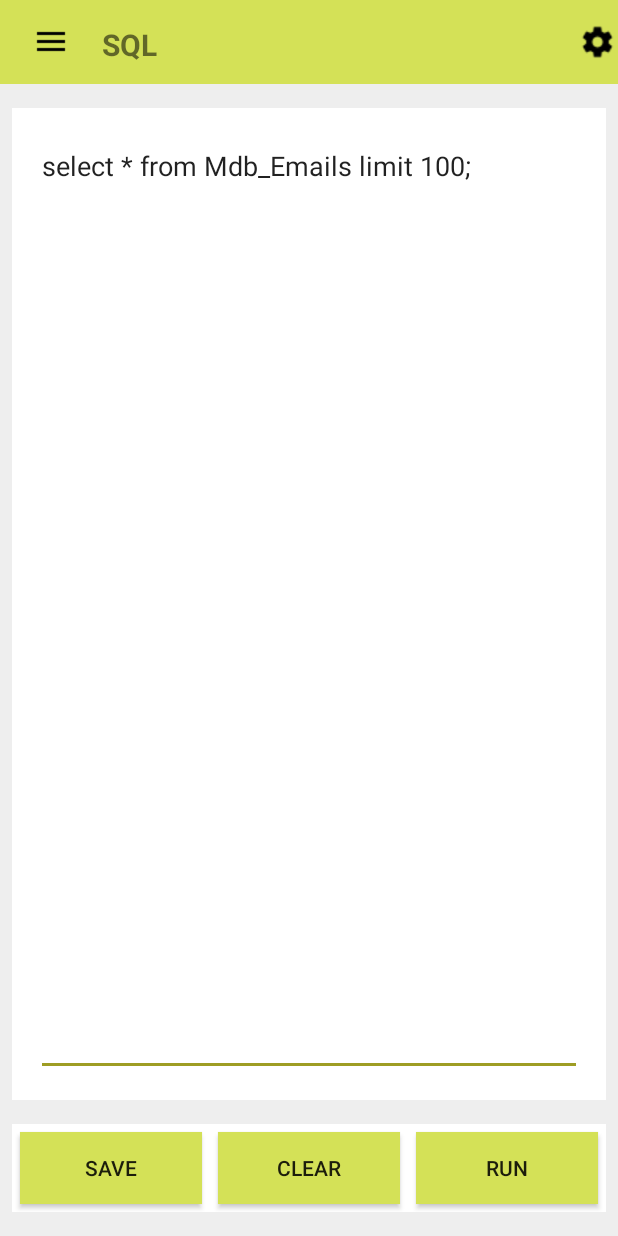
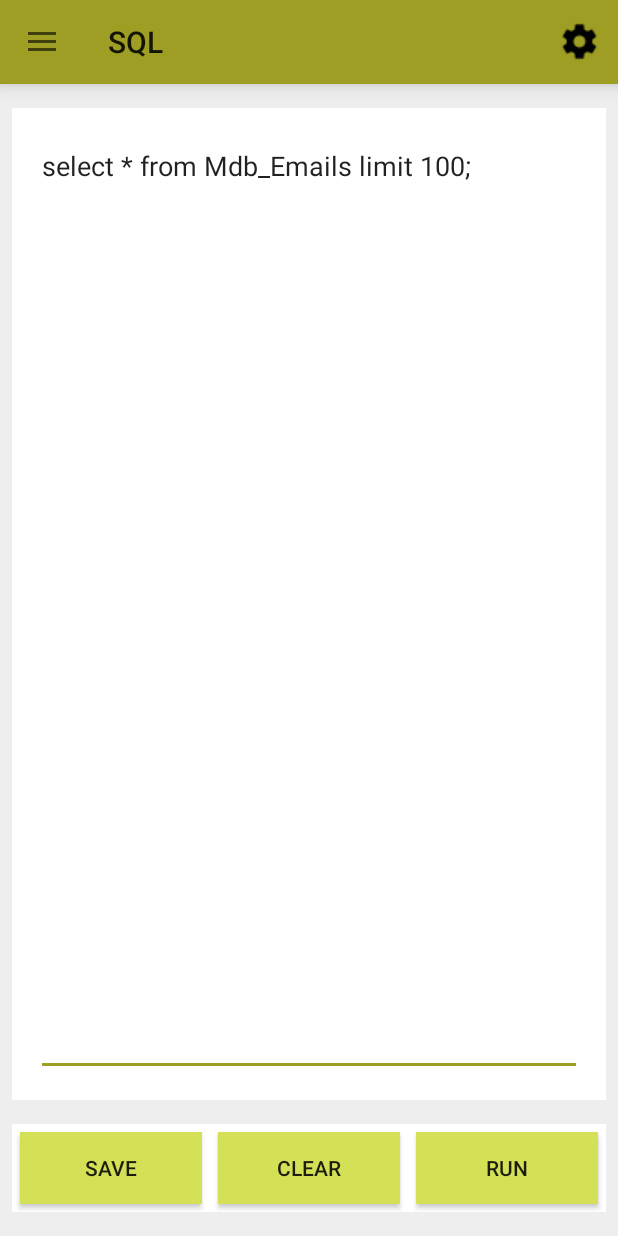
Before and after one commit to tharunaluka/sql, an Android app: the MainActivity screen opened directly, with no data from a screen before it, on a phone screen of 412 x 824 dp. Run offline under Robolectric (Android 15) with nearby library versions, the phone set to English and light mode, and no system bars.

Commit message:
Made Changes

```diff
--- a/app/src/main/java/com/acetechapps/sql/MainActivity.java
+++ b/app/src/main/java/com/acetechapps/sql/MainActivity.java
@@ -6,9 +6,11 @@ import android.os.AsyncTask;
 import android.support.design.widget.NavigationView;
 import android.support.v4.view.GravityCompat;
 import android.support.v4.widget.DrawerLayout;
+import android.support.v7.app.ActionBar;
 import android.support.v7.app.ActionBarDrawerToggle;
 import android.support.v7.app.AppCompatActivity;
 import android.os.Bundle;
+import android.view.Menu;
 import android.view.MenuItem;
 import android.view.View;
 import android.widget.EditText;
@@ -23,8 +25,6 @@ public class MainActivity extends AppCompatActivity implements NavigationView.On
     EditText writtenQuery;
     String getQuery;
     Connection connection;
-
-    private Toolbar toolbar;
     DrawerLayout drawerLayout;
 
     @Override
@@ -32,8 +32,13 @@ public class MainActivity extends AppCompatActivity implements NavigationView.On
         super.onCreate(savedInstanceState);
         setContentView(R.layout.activity_main);
 
-        toolbar = (Toolbar) findViewById(R.id.appBar);
-        setSupportActionBar(toolbar);
+        // Initiating other App Toolbar
+        Toolbar myToolbar = (Toolbar) findViewById(R.id.mainActivityToolbar);
+        setSupportActionBar(myToolbar);
+        // Get a support ActionBar corresponding to this toolbar
+        ActionBar ab = getSupportActionBar();
+        // Enable the Up button
+        ab.setDisplayHomeAsUpEnabled(true);
 
         if(Utils.connection!=null){
             connection = Utils.connection;
@@ -49,6 +54,26 @@ public class MainActivity extends AppCompatActivity implements NavigationView.On
 
         NavigationView navigationView = (NavigationView) findViewById(R.id.nav_view);
         navigationView.setNavigationItemSelectedListener(this);
+    }
+
+    // Inflate the other appbar menu; also adds items to the action bar if present.
+    @Override
+    public boolean onCreateOptionsMenu(Menu menu) {
+        getMenuInflater().inflate(R.menu.appbar_other_menu, menu);
+        return true;
+    }
+
+    //Other appbar onClickListener
+    @Override
+    public boolean onOptionsItemSelected(MenuItem item) {
+        switch (item.getItemId()) {
+            case R.id.otherAppbarSettings:
+                Toast.makeText(getApplicationContext(),"No Settings Found",Toast.LENGTH_SHORT).show();
+                return true;
+
+            default:
+                return super.onOptionsItemSelected(item);
+        }
     }
 
     public void save(View clicked) {
--- a/app/src/main/res/layout/activity_all_connections.xml
+++ b/app/src/main/res/layout/activity_all_connections.xml
@@ -11,7 +11,7 @@
         android:layout_width="match_parent"
         android:layout_height="?attr/actionBarSize"
         android:background="?attr/colorPrimary"
-        android:elevation="4dp"
+        android:elevation="8dp"
         app:menu="@menu/appbar_other_menu"/>
 
     <android.support.v7.widget.RecyclerView
--- a/app/src/main/res/layout/activity_main.xml
+++ b/app/src/main/res/layout/activity_main.xml
@@ -23,8 +23,13 @@
             android:orientation="vertical"
             android:fitsSystemWindows="true">
 
-            <include
-                android:id="@+id/appBar" layout="@layout/app_bar" />
+            <android.support.v7.widget.Toolbar
+                android:id="@+id/mainActivityToolbar"
+                android:layout_width="match_parent"
+                android:layout_height="?attr/actionBarSize"
+                android:background="?attr/colorPrimary"
+                android:elevation="8dp"
+                app:menu="@menu/appbar_other_menu"/>
 
             <LinearLayout
                 android:layout_width="match_parent"
```
Also changed, not shown: app/src/main/java/com/acetechapps/sql/ConnectionActivity.java (+34 -0 lines), app/src/main/java/com/acetechapps/sql/OutputActivity.java (+30 -20 lines), app/src/main/java/com/acetechapps/sql/QueryActivity.java (+33 -0 lines), app/src/main/res/layout/activity_connection.xml (+9 -0 lines), app/src/main/res/layout/activity_output.xml (+10 -2 lines), app/src/main/res/layout/activity_queries.xml (+9 -3 lines), app/src/main/res/layout/connection_recycler_item.xml (+27 -17 lines).
